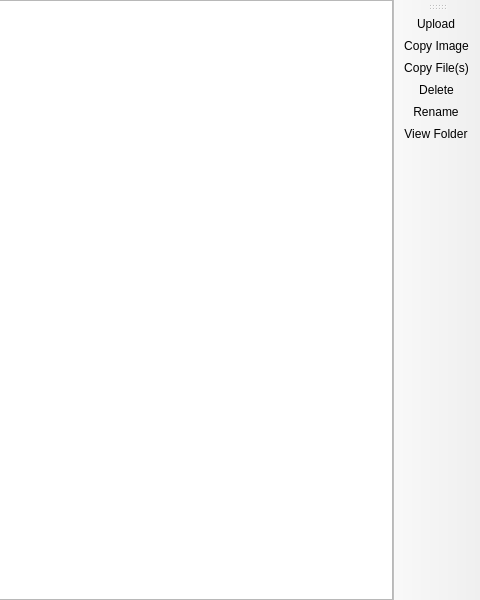
The window that launcher/ui/pages/instance/ScreenshotsPage.ui (Duby67/OldMoneyTatarin) describes before a commit, drawn with Qt 5; both pictures show x 320 to 800 and y 0 to 600 of the 800 by 600 pixel window.
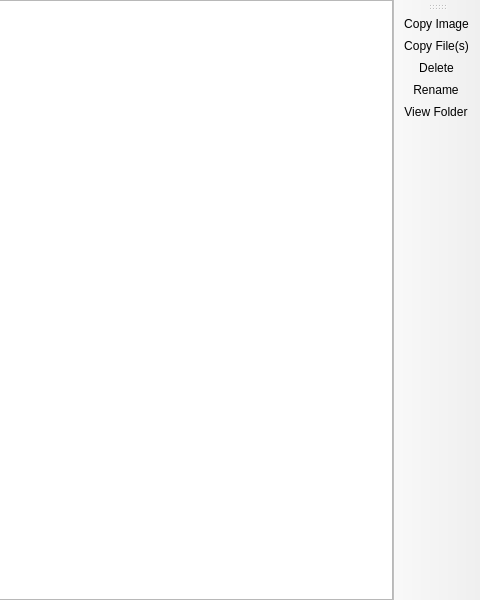
The same window after the commit. Custom widgets are drawn as their Qt base class.

Patch:
```diff
--- a/launcher/ui/pages/instance/ScreenshotsPage.ui
+++ b/launcher/ui/pages/instance/ScreenshotsPage.ui
@@ -58,18 +58,12 @@
    <attribute name="toolBarBreak">
     <bool>false</bool>
    </attribute>
-   <addaction name="actionUpload"/>
-   <addaction name="actionCopy_Image"/>
-   <addaction name="actionCopy_File_s"/>
-   <addaction name="actionDelete"/>
-   <addaction name="actionRename"/>
-   <addaction name="actionView_Folder"/>
+   <addaction name="actionCopy_Image" />
+   <addaction name="actionCopy_File_s" />
+   <addaction name="actionDelete" />
+   <addaction name="actionRename" />
+   <addaction name="actionView_Folder" />
   </widget>
-  <action name="actionUpload">
-   <property name="text">
-    <string>Upload</string>
-   </property>
-  </action>
   <action name="actionDelete">
    <property name="text">
     <string>Delete</string>
```
Left out of the diff: 6 changed lines with no effect on the pictures.
